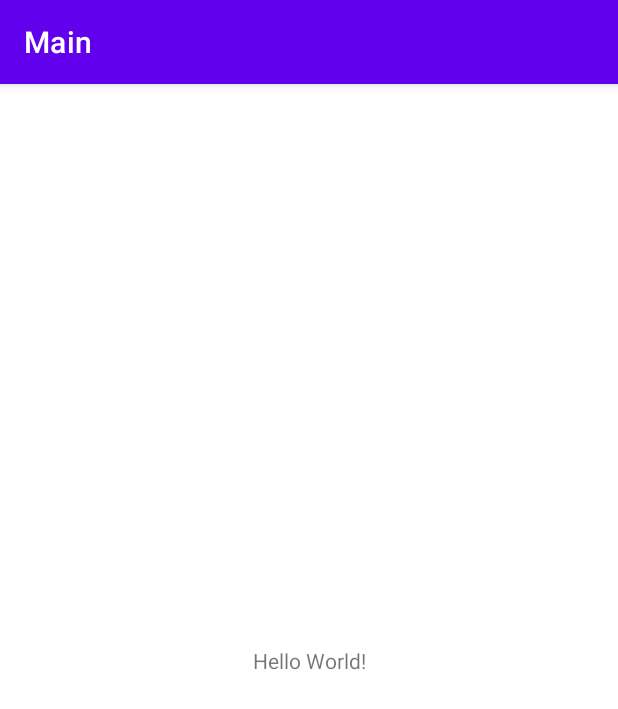
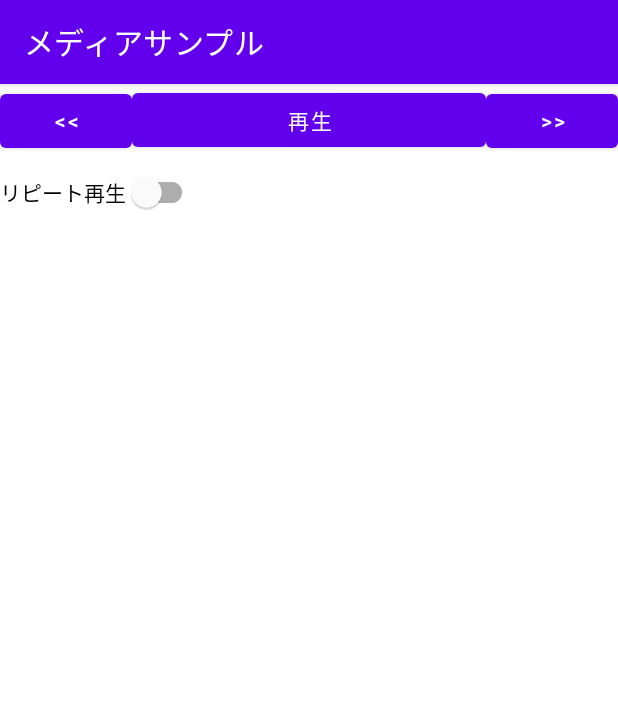
Before and after one commit to mutoxu-N/AndroidPractice, an Android app: the screen it shows after launch (MainActivity), on a phone screen of 412 x 824 dp. Shown: the top 709 px of the screen. Run offline under Robolectric (Android 15) with nearby library versions, the phone set to English and light mode, and no system bars.

Commit message:
lesson12

```diff
--- a/app/src/main/java/com/github/main/MainActivity.kt
+++ b/app/src/main/java/com/github/main/MainActivity.kt
@@ -1,11 +1,100 @@
 package com.github.main
 
+import android.media.MediaPlayer
+import android.net.Uri
 import androidx.appcompat.app.AppCompatActivity
 import android.os.Bundle
+import android.view.View
+import android.widget.Button
+import android.widget.CompoundButton
 
 class MainActivity : AppCompatActivity() {
+    private var _player: MediaPlayer? = null
     override fun onCreate(savedInstanceState: Bundle?) {
         super.onCreate(savedInstanceState)
         setContentView(R.layout.activity_main)
+
+        _player = MediaPlayer()
+        val mediaFileUriStr = "android.resource://${packageName}/${R.raw.moutain_stream}"
+        val mediaFileUri = Uri.parse(mediaFileUriStr)
+        _player?.let {
+            it.setDataSource(this@MainActivity, mediaFileUri)
+            it.setOnPreparedListener(PlayerPreparedListener())
+            it.setOnCompletionListener(PlayerCompletionListener())
+            it.prepareAsync()
+        }
+
+        val loopSwitch = findViewById<CompoundButton>(R.id.swLoop)
+        loopSwitch.setOnCheckedChangeListener(LoopSwitchChangedListener())
+    }
+
+
+    private inner class PlayerPreparedListener: MediaPlayer.OnPreparedListener {
+        override fun onPrepared(mp: MediaPlayer) {
+            val btPlay = findViewById<Button>(R.id.btPlay)
+            btPlay.isEnabled = true
+            val btBack = findViewById<Button>(R.id.btBack)
+            btBack.isEnabled = true
+            val btForward = findViewById<Button>(R.id.btForward)
+            btForward.isEnabled = true
+        }
+    }
+
+    private inner class PlayerCompletionListener: MediaPlayer.OnCompletionListener {
+        override fun onCompletion(mp: MediaPlayer) {
+            _player?.let {
+                if(!it.isLooping) {
+                    val btPlayer = findViewById<Button>(R.id.btPlay)
+                    btPlayer.setText(R.string.bt_play_play)
+                }
+            }
+        }
+    }
+
+    fun onPlayButtonClick(view: View) {
+        _player?.let {
+            val btPlay = findViewById<Button>(R.id.btPlay)
+            if(it.isPlaying) {
+                it.pause()
+                btPlay.setText(R.string.bt_play_play)
+            } else {
+                it.start()
+                btPlay.setText(R.string.bt_play_pause)
+            }
+        }
+    }
+
+    fun onBackButtonClick(view: View) {
+        _player?.seekTo(0)
+    }
+
+    fun onForwardButtonClick(view: View){
+        _player?.let {
+            val duration = it.duration
+            it.seekTo(duration)
+
+            if(!it.isPlaying) {
+                it.start()
+            }
+        }
+    }
+
+    private inner class LoopSwitchChangedListener: CompoundButton.OnCheckedChangeListener {
+        override fun onCheckedChanged(view: CompoundButton, isChecked: Boolean) {
+            _player?.isLooping = isChecked
+        }
+
+    }
+
+    override fun onDestroy() {
+        _player?.let {
+            if(it.isPlaying) {
+                it.stop()
+            }
+            it.release()
+        }
+
+        _player = null
+        super.onDestroy()
     }
 }
--- a/app/src/main/res/layout/activity_main.xml
+++ b/app/src/main/res/layout/activity_main.xml
@@ -1,18 +1,44 @@
 <?xml version="1.0" encoding="utf-8"?>
-<androidx.constraintlayout.widget.ConstraintLayout xmlns:android="http://schemas.android.com/apk/res/android"
-    xmlns:app="http://schemas.android.com/apk/res-auto"
-    xmlns:tools="http://schemas.android.com/tools"
+<LinearLayout
+    xmlns:android="http://schemas.android.com/apk/res/android"
     android:layout_width="match_parent"
-    android:layout_height="match_parent"
-    tools:context=".MainActivity">
+    android:layout_height="wrap_content"
+    android:orientation="vertical">
 
-    <TextView
+    <LinearLayout
+        android:layout_width="match_parent"
+        android:layout_height="match_parent"
+        android:orientation="horizontal">
+
+        <Button
+            android:id="@+id/btBack"
+            android:layout_width="wrap_content"
+            android:layout_height="wrap_content"
+            android:enabled="false"
+            android:onClick="onBackButtonClick"
+            android:text="@string/bt_back" />
+
+        <Button
+            android:id="@+id/btPlay"
+            android:layout_width="0dp"
+            android:layout_height="wrap_content"
+            android:layout_weight="1"
+            android:enabled="false"
+            android:onClick="onPlayButtonClick"
+            android:text="@string/bt_play_play" />
+
+        <Button
+            android:id="@+id/btForward"
+            android:layout_width="wrap_content"
+            android:layout_height="wrap_content"
+            android:enabled="false"
+            android:onClick="onForwardButtonClick"
+            android:text="@string/bt_forward" />
+    </LinearLayout>
+
+    <com.google.android.material.switchmaterial.SwitchMaterial
+        android:id="@+id/swLoop"
         android:layout_width="wrap_content"
         android:layout_height="wrap_content"
-        android:text="Hello World!"
-        app:layout_constraintBottom_toBottomOf="parent"
-        app:layout_constraintEnd_toEndOf="parent"
-        app:layout_constraintStart_toStartOf="parent"
-        app:layout_constraintTop_toTopOf="parent" />
-
-</androidx.constraintlayout.widget.ConstraintLayout>
+        android:text="@string/sw_loop" />
+</LinearLayout>
--- a/app/src/main/res/values/strings.xml
+++ b/app/src/main/res/values/strings.xml
@@ -1,3 +1,8 @@
 <resources>
-    <string name="app_name">Main</string>
+    <string name="app_name">メディアサンプル</string>
+    <string name="bt_play_play">再生</string>
+    <string name="bt_play_pause">一時停止</string>
+    <string name="bt_back">&lt;&lt;</string>
+    <string name="bt_forward">&gt;&gt;</string>
+    <string name="sw_loop">リピート再生</string>
 </resources>
```
Also changed, not shown: 1 other file.
